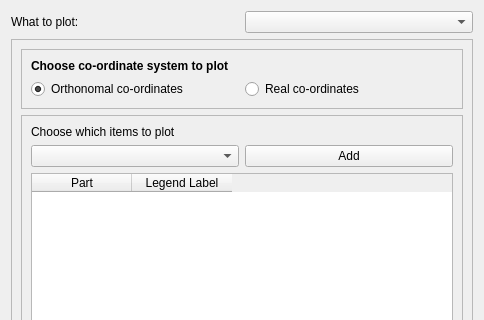
First picture: the form in TaskPanelPlot.ui, repository ljplessis/Nikra-DAP, before the edit; both pictures show x 0 to 484 and y 0 to 320 of the 484 by 665 pixel window.
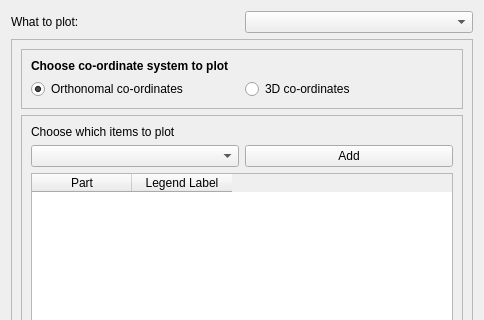
Second picture: the form after the edit.

Commit message: DAP: Added 3d plotting functionality

```diff
--- a/TaskPanelPlot.ui
+++ b/TaskPanelPlot.ui
@@ -59,10 +59,10 @@
          <item row="1" column="1">
           <widget class="QRadioButton" name="radioButton_2">
            <property name="text">
-            <string>Real co-ordinates</string>
+            <string>3D co-ordinates</string>
            </property>
            <property name="checkable">
-            <bool>false</bool>
+            <bool>true</bool>
            </property>
           </widget>
          </item>
```
Left out of the diff: 4 changed lines with no effect on the pictures. The commit also changes 2 other files.
